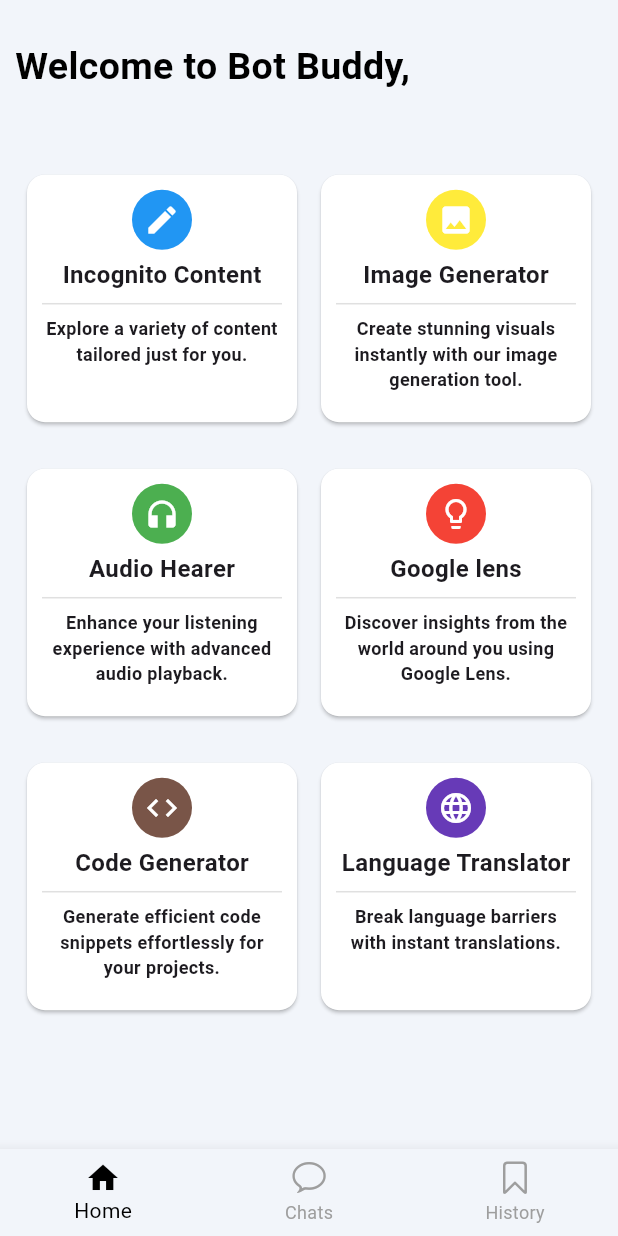
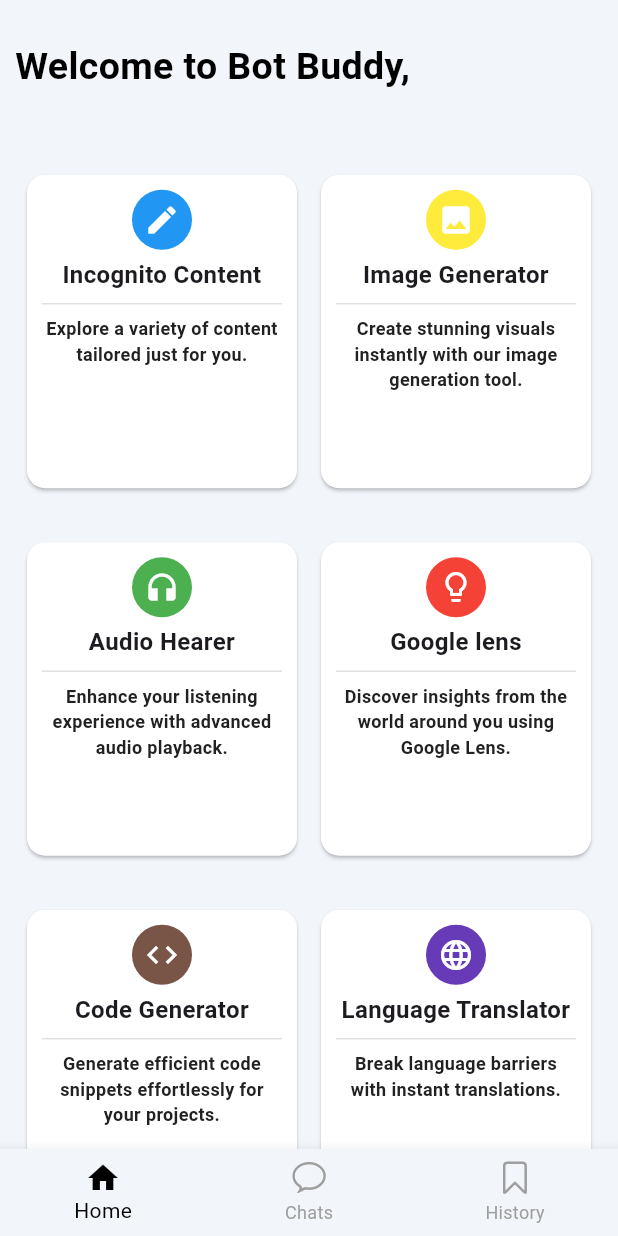
Before and after one commit to AdnanSheikh01/chat_bot_app, a Flutter app: the BottomNavbarScreen screen opened directly, on a phone screen of 412 x 824 dp. Run offline on Flutter 3.47's test engine with Material 3 defaults, Android fonts, the phone set to English and light mode, and no system bars; our stand-ins replace camera, cloud_firestore, dash_chat_2, firebase_auth, firebase_core, flutter_markdown and 9 more; missing offline and left inert: google_mlkit_image_labeling, markdown; accounts and stored records are empty.

Commit message:
fifth commit

```diff
--- a/lib/screens/bottom_navbar/bottom_navbar.dart
+++ b/lib/screens/bottom_navbar/bottom_navbar.dart
@@ -57,10 +57,9 @@ class _BottomNavbarScreenState extends State<BottomNavbarScreen> {
               backgroundColor:
                   isDarkTheme ? Colors.black : Colors.white.withOpacity(.9),
               child: Padding(
-                padding: const EdgeInsets.symmetric(horizontal: 20),
+                padding: const EdgeInsets.all(20),
                 child: Column(
                   children: [
-                    SizedBox(height: MediaQuery.of(context).size.height * .1),
                     CircleAvatar(
                       radius: 50,
                       child: Text(
@@ -205,7 +204,6 @@ class _BottomNavbarScreenState extends State<BottomNavbarScreen> {
                         ),
                       ),
                     ),
-                    SizedBox(height: 30),
                   ],
                 ),
               ),
--- a/lib/screens/bottom_navbar/home/home_page.dart
+++ b/lib/screens/bottom_navbar/home/home_page.dart
@@ -91,14 +91,16 @@ class _HomePageState extends State<HomePage> {
               Expanded(
                 child: GridView.builder(
                   gridDelegate: SliverGridDelegateWithFixedCrossAxisCount(
-                      crossAxisCount: 2),
+                      childAspectRatio: 0.8, crossAxisCount: 2),
                   shrinkWrap: true,
                   itemCount: containerVal.length,
                   itemBuilder: (context, index) => Padding(
                     padding: const EdgeInsets.all(8.0),
+                    child: GestureDetector(
+                      onTap: () => Get.to(containerVal[index][3]),
                       child: Card(
                         shadowColor: isDarkTheme ? Colors.blue : Colors.black,
-                      margin: EdgeInsets.only(bottom: 15),
+                        margin: EdgeInsets.only(bottom: 20),
                         child: Padding(
                           padding: const EdgeInsets.all(10),
                           child: Column(
@@ -109,10 +111,14 @@ class _HomePageState extends State<HomePage> {
                                 child: containerVal[index][0],
                               ),
                               SizedBox(height: 5),
-                            Text(
+                              Flexible(
+                                child: Text(
                                   containerVal[index][2],
+                                  textAlign: TextAlign.center,
                                   style: TextStyle(
-                                  fontWeight: FontWeight.bold, fontSize: 16),
+                                      fontWeight: FontWeight.bold,
+                                      fontSize: 16),
+                                ),
                               ),
                               Divider(
                                 color: isDarkTheme
@@ -123,10 +129,15 @@ class _HomePageState extends State<HomePage> {
                               Text(containerVal[index][4],
                                   textAlign: TextAlign.center,
                                   style: TextStyle(
-                                    fontWeight: FontWeight.bold, fontSize: 12)),
+                                      color: isDarkTheme
+                                          ? Colors.grey.shade700
+                                          : Colors.grey.shade900,
+                                      fontWeight: FontWeight.bold,
+                                      fontSize: 12)),
                               // trailing: Icon(Icons.arrow_forward_ios),
                               // ),
                             ],
+                          ),
                         ),
                       ),
                     ),
```
Lines whose indentation alone changed are shown as unchanged.
